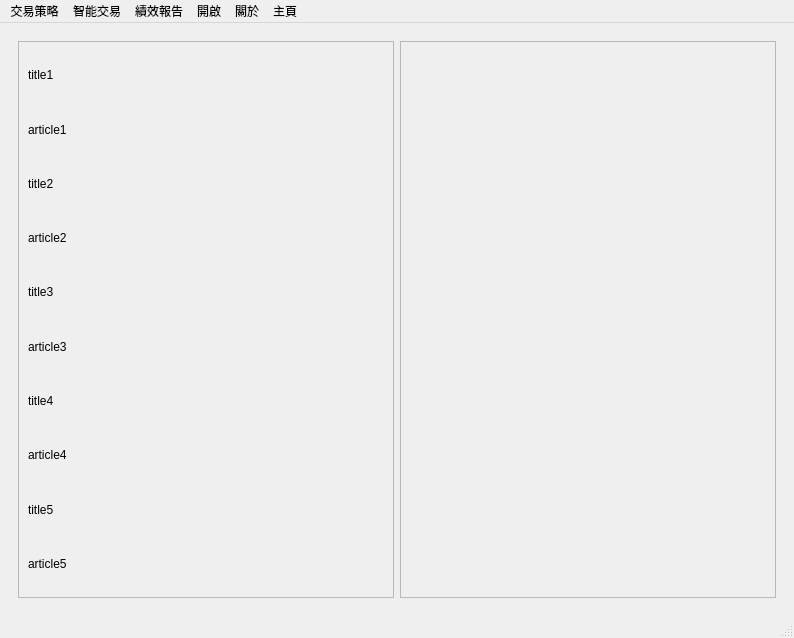
This is New_UI_for_edit.ui in allen93075/Winner as Qt 5 draws it before an edit. The edited form follows.
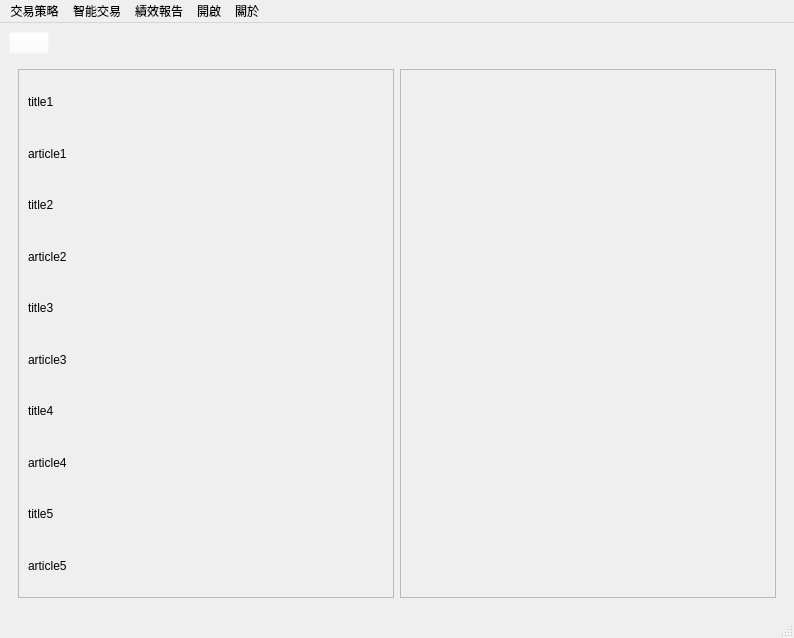
This is the edited form. Icons and pictures are not drawn.

Commit message: 新增Home Button

Patch:
```diff
--- a/New_UI_for_edit.ui
+++ b/New_UI_for_edit.ui
@@ -27,8 +27,8 @@
    <string notr="true"/>
   </property>
   <widget class="QWidget" name="centralwidget">
-   <layout class="QHBoxLayout" name="horizontalLayout">
-    <item>
+   <layout class="QGridLayout" name="gridLayout_4">
+    <item row="1" column="0">
      <widget class="QStackedWidget" name="stackedWidget">
       <property name="currentIndex">
        <number>0</number>
@@ -54,7 +54,7 @@
                <x>0</x>
                <y>0</y>
                <width>365</width>
-               <height>543</height>
+               <height>517</height>
               </rect>
              </property>
              <layout class="QGridLayout" name="gridLayout_2">
@@ -179,6 +179,23 @@
       </widget>
      </widget>
     </item>
+    <item row="0" column="0">
+     <widget class="QPushButton" name="BackHome_button">
+      <property name="sizePolicy">
+       <sizepolicy hsizetype="Fixed" vsizetype="Fixed">
+        <horstretch>0</horstretch>
+        <verstretch>0</verstretch>
+       </sizepolicy>
+      </property>
+      <property name="styleSheet">
+       <string notr="true">border-color: rgba(255, 255, 255, 0);
+background-color: rgba(255, 255, 255, 0);</string>
+      </property>
+      <property name="text">
+       <string/>
+      </property>
+     </widget>
+    </item>
    </layout>
   </widget>
   <widget class="QMenuBar" name="menubar">
@@ -291,18 +308,11 @@
     <addaction name="actionAbout"/>
     <addaction name="actionAboutMC"/>
    </widget>
-   <widget class="QMenu" name="menuHome">
-    <property name="title">
-     <string>主頁</string>
-    </property>
-    <addaction name="actionHomepage"/>
-   </widget>
    <addaction name="menu_Strategy"/>
    <addaction name="menu_AI"/>
    <addaction name="menu_Reports"/>
    <addaction name="menuOpen"/>
    <addaction name="menu_About"/>
-   <addaction name="menuHome"/>
   </widget>
   <widget class="QStatusBar" name="statusbar"/>
   <action name="actionRF_2">
```
The commit also changes 3 other files.
